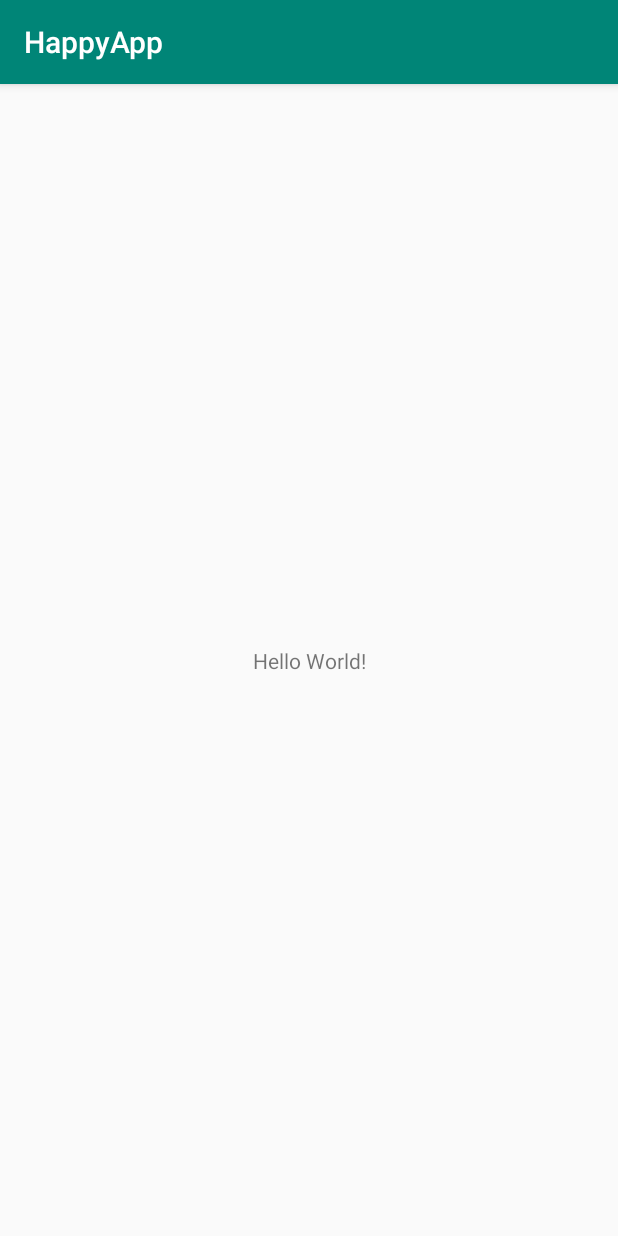
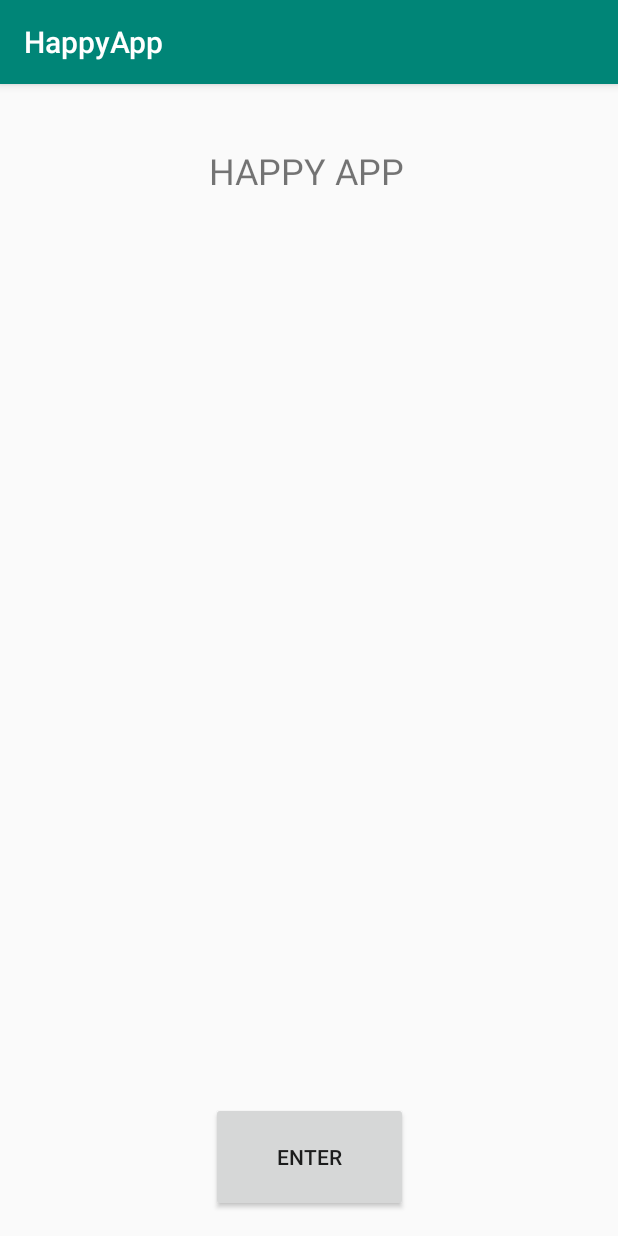
Before and after one commit to dsscientist/HappyApp, an Android app: the screen it shows after launch (EnterScreen), on a phone screen of 412 x 824 dp. Run offline under Robolectric (Android 15) with nearby library versions, the phone set to English and light mode, and no system bars.

Commit message:
Added title and clickable button

```diff
--- a/app/src/main/res/layout/activity_enter_screen.xml
+++ b/app/src/main/res/layout/activity_enter_screen.xml
@@ -7,12 +7,32 @@
     tools:context=".EnterScreen">
 
     <TextView
-        android:layout_width="wrap_content"
-        android:layout_height="wrap_content"
-        android:text="Hello World!"
-        app:layout_constraintBottom_toBottomOf="parent"
-        app:layout_constraintLeft_toLeftOf="parent"
-        app:layout_constraintRight_toRightOf="parent"
+        android:id="@+id/textView"
+        android:layout_width="265dp"
+        android:layout_height="84dp"
+        android:layout_marginStart="11dp"
+        android:layout_marginLeft="11dp"
+        android:layout_marginTop="16dp"
+        android:layout_marginEnd="16dp"
+        android:layout_marginRight="16dp"
+        android:gravity="center_vertical|center_horizontal"
+        android:text="@string/app_title"
+        android:textSize="24sp"
+        app:layout_constraintEnd_toEndOf="parent"
+        app:layout_constraintStart_toStartOf="parent"
         app:layout_constraintTop_toTopOf="parent" />
 
+    <Button
+        android:id="@+id/button"
+        android:layout_width="131dp"
+        android:layout_height="73dp"
+        android:layout_marginStart="16dp"
+        android:layout_marginLeft="16dp"
+        android:layout_marginEnd="16dp"
+        android:layout_marginRight="16dp"
+        android:layout_marginBottom="16dp"
+        android:text="@string/enter_button"
+        app:layout_constraintBottom_toBottomOf="parent"
+        app:layout_constraintEnd_toEndOf="parent"
+        app:layout_constraintStart_toStartOf="parent" />
 </android.support.constraint.ConstraintLayout>
--- a/app/src/main/res/values/strings.xml
+++ b/app/src/main/res/values/strings.xml
@@ -1,3 +1,5 @@
 <resources>
     <string name="app_name">HappyApp</string>
+    <string name="app_title">HAPPY APP</string>
+    <string name="enter_button">ENTER</string>
 </resources>
```
